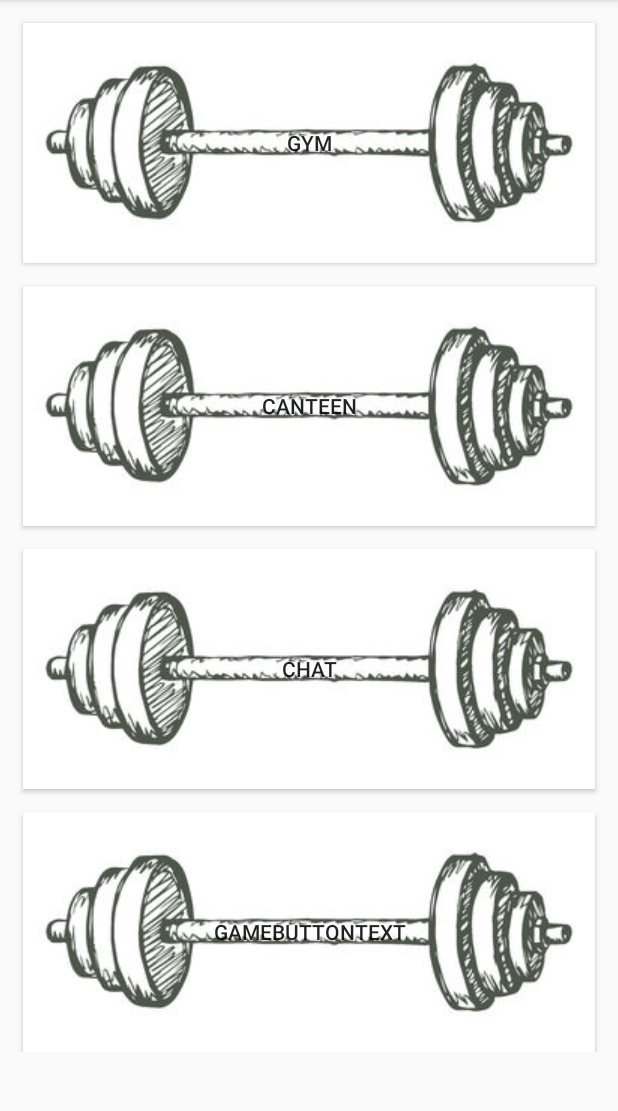
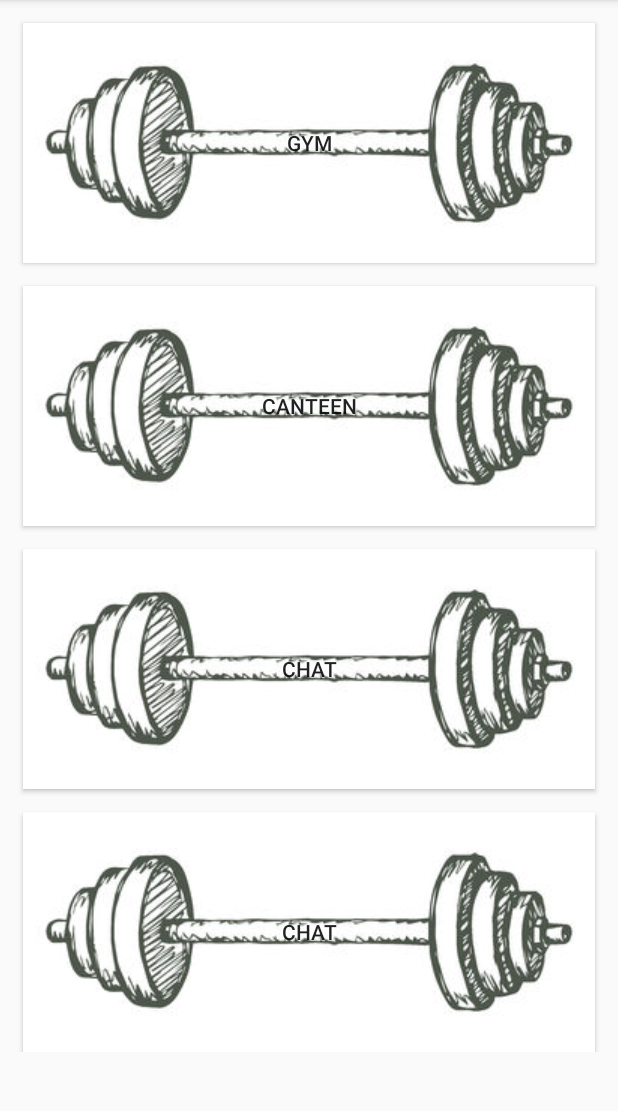
Before and after one commit to Dorci/AUHack_Android_Application, an Android app: the MainActivity screen opened directly, with no data from a screen before it, on a phone screen of 412 x 824 dp, the part 84-1195 px from its top. Run offline under Robolectric (Android 15) with nearby library versions, the phone set to English and light mode, and no system bars.

Commit message:
Fixed logo error

```diff
--- a/app/src/main/AndroidManifest.xml
+++ b/app/src/main/AndroidManifest.xml
@@ -13,7 +13,9 @@
         android:roundIcon="@mipmap/ic_launcher_round"
         android:supportsRtl="true"
         android:theme="@style/AppTheme">
-        <activity android:name=".CanteenActivity"></activity>
+        <activity android:name=".CongratulationActivity"></activity>
+        <activity android:name=".findingGameHome" />
+        <activity android:name=".CanteenActivity" />
         <activity android:name=".GymActivity" />
         <activity android:name=".MainActivity" />
         <activity
--- a/app/src/main/res/layout/activity_main.xml
+++ b/app/src/main/res/layout/activity_main.xml
@@ -10,49 +10,49 @@
 
     <ScrollView
         android:layout_width="match_parent"
-        android:layout_height="match_parent">
+        android:layout_height="fill_parent">
 
         <LinearLayout
             android:layout_width="match_parent"
-            android:layout_height="match_parent"
-            android:layout_centerHorizontal="true"
+            android:layout_height="wrap_content"
             android:orientation="vertical">
 
             <Button
                 android:id="@+id/gym"
                 android:layout_width="wrap_content"
                 android:layout_height="wrap_content"
+                android:layout_gravity="center"
                 android:layout_marginTop="15dp"
                 android:background="@drawable/barbell"
-                android:text="@string/gymButtonText"
-                android:layout_gravity="center"/>
+                android:text="@string/gymButtonText" />
 
             <Button
                 android:id="@+id/canteen"
                 android:layout_width="wrap_content"
                 android:layout_height="wrap_content"
+                android:layout_gravity="center"
                 android:layout_marginTop="15dp"
                 android:background="@drawable/barbell"
-                android:text="@string/canteenButtonText"
-                android:layout_gravity="center"/>
+                android:text="@string/canteenButtonText" />
 
             <Button
                 android:id="@+id/chat"
                 android:layout_width="wrap_content"
                 android:layout_height="wrap_content"
+                android:layout_gravity="center"
                 android:layout_marginTop="15dp"
                 android:background="@drawable/barbell"
-                android:text="@string/chatButtonText"
-                android:layout_gravity="center"/>
+                android:text="@string/chatButtonText" />
 
             <Button
-                android:id="@+id/game"
+                android:id="@+id/chat4"
                 android:layout_width="wrap_content"
                 android:layout_height="wrap_content"
+                android:layout_gravity="center"
                 android:layout_marginTop="15dp"
                 android:background="@drawable/barbell"
-                android:text="@string/gameButtonText"
-                android:layout_gravity="center"/>
+                android:text="@string/chatButtonText" />
+
         </LinearLayout>
 
     </ScrollView>
```
Also changed, not shown: app/src/main/java/com/example/hackathonapp/CongratulationActivity.java (added, +13 -0 lines), app/src/main/java/com/example/hackathonapp/findingGameHome.java (added, +13 -0 lines), app/src/main/res/layout/activity_congratulation.xml (added, +42 -0 lines), app/src/main/res/layout/activity_finding_game_home.xml (added, +69 -0 lines), app/src/main/res/values/strings.xml (+8 -0 lines), app/src/main/res/drawable/David.png (added), app/src/main/res/drawable/Dorcia.png (added), app/src/main/res/drawable/Marwan.png (added), app/src/main/res/drawable/Raluca.png (added), app/src/main/res/drawable/Roxana.png (added).
